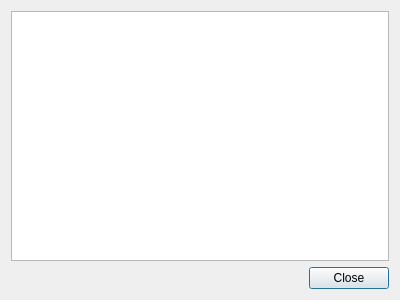
Above: TaskBoard/taskrecordsdialog.ui from atilm/TaskBoard before the change. Below: the same form after it.
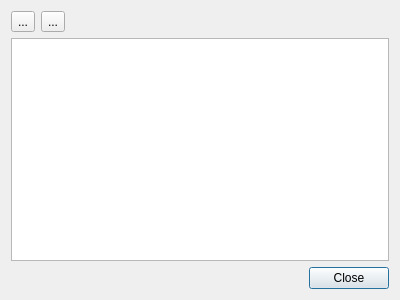
That is the form after the change. Icons and pictures are not drawn.

```diff
--- a/TaskBoard/taskrecordsdialog.ui
+++ b/TaskBoard/taskrecordsdialog.ui
@@ -14,6 +14,51 @@
    <string>Dialog</string>
   </property>
   <layout class="QVBoxLayout" name="verticalLayout">
+   <item>
+    <layout class="QHBoxLayout" name="horizontalLayout">
+     <item>
+      <widget class="QToolButton" name="addButton">
+       <property name="toolTip">
+        <string>Add Record</string>
+       </property>
+       <property name="text">
+        <string>...</string>
+       </property>
+       <property name="icon">
+        <iconset resource="resources.qrc">
+         <normaloff>:/new/prefix1/resources/list-add-3.ico</normaloff>:/new/prefix1/resources/list-add-3.ico</iconset>
+       </property>
+      </widget>
+     </item>
+     <item>
+      <widget class="QToolButton" name="removeButton">
+       <property name="toolTip">
+        <string>Remove Record</string>
+       </property>
+       <property name="text">
+        <string>...</string>
+       </property>
+       <property name="icon">
+        <iconset resource="resources.qrc">
+         <normaloff>:/new/prefix1/resources/edit_remove.png</normaloff>:/new/prefix1/resources/edit_remove.png</iconset>
+       </property>
+      </widget>
+     </item>
+     <item>
+      <spacer name="horizontalSpacer">
+       <property name="orientation">
+        <enum>Qt::Horizontal</enum>
+       </property>
+       <property name="sizeHint" stdset="0">
+        <size>
+         <width>40</width>
+         <height>20</height>
+        </size>
+       </property>
+      </spacer>
+     </item>
+    </layout>
+   </item>
    <item>
     <widget class="QTableView" name="tableView"/>
    </item>
```
Left out of the diff: 4 changed lines with no effect on the pictures.
